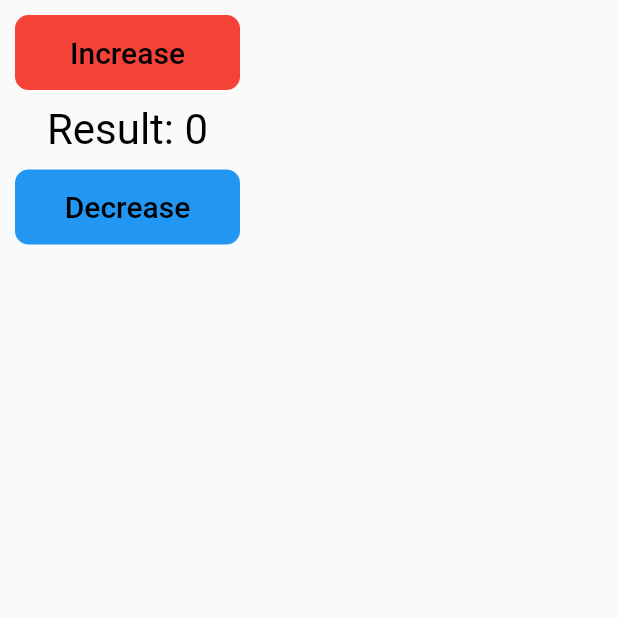
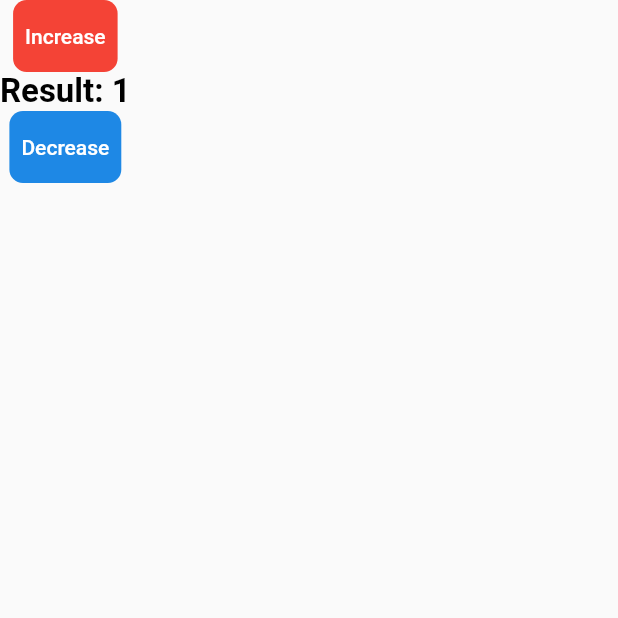
Before and after one commit to CamenRyder/Dart_App_with_Flutter, a Flutter app: the screen it shows after launch, after a tap on "Increase", on a phone screen of 412 x 824 dp, the top half of it. Run offline on Flutter 3.47's test engine with Material 2 defaults, Android fonts, the phone set to English and light mode, and no system bars; our stand-ins replace flutter_bloc.

Commit message:
update last version

```diff
--- a/lib/blocs/counter_bloc.dart
+++ b/lib/blocs/counter_bloc.dart
@@ -2,6 +2,8 @@ import 'package:counter/events/counter_even.dart';
 import 'package:flutter_bloc/flutter_bloc.dart';
 
 class CounterBloc extends Bloc<CounterEvent, int> {
+  CounterBloc(super.initialState);
+
   @override
   // TODO: implement initialState
   int get initialState => 0;
--- /dev/null
+++ b/lib/blocs/counter_blocc.dart
@@ -0,0 +1,23 @@
+import 'dart:async';
+
+import 'package:counter/counter_page.dart';
+
+class CounterBlocc {
+  StreamController _streamController = StreamController<int>.broadcast();
+  int index = 0;
+  Stream get CounterStream => _streamController.stream;
+
+  void increaseIndex() {
+    index = index + 1;
+    _streamController.sink.add(index);
+  }
+
+  void decreaseIndex() {
+    index = index - 1;
+    _streamController.sink.add(index);
+  }
+
+  void dispose() {
+    _streamController.close();
+  }
+}
--- a/lib/counter_page.dart
+++ b/lib/counter_page.dart
@@ -1,62 +1,58 @@
 import 'package:counter/blocs/counter_bloc.dart';
+import 'package:counter/blocs/counter_blocc.dart';
 import 'package:counter/events/counter_even.dart';
 import 'package:flutter/material.dart';
 import 'package:flutter_bloc/flutter_bloc.dart';
 
 class CounterPage extends StatelessWidget {
+  CounterBlocc _counterBloc = new CounterBlocc();
   @override
   Widget build(BuildContext context) {
     // TODO: implement build
     return Scaffold(
       body: SafeArea(
-        child: BlocBuilder<CounterBloc, int>(
-          builder: (context, state) {
+        child: StreamBuilder(
+            initialData: 0,
+            stream: _counterBloc.CounterStream,
+            builder: ((context, asynData) {
               return Column(
-              children: <Widget>[
+                children: [
                   Container(
-                  margin: EdgeInsets.all(10),
-                  width: 150,
                     decoration: BoxDecoration(
-                      borderRadius: BorderRadius.circular(9),
                         color: Colors.red,
-                      border: Border.all(color: Colors.red)),
+                        borderRadius: BorderRadius.circular(9)),
                     child: TextButton(
-                    onPressed: (() {
-                      print("tap tap");
-                      CounterBloc().add(CounterEvent.increment);
-                      print("Result: " + state.toString());
-                    }),
+                        onPressed: () {
+                          _counterBloc.increaseIndex();
+                        },
                         child: Text(
                           "Increase",
-                      style: TextStyle(color: Colors.black, fontSize: 20),
-                    ),
-                  ),
+                          style: TextStyle(color: Colors.white),
+                        )),
                   ),
                   Text(
-                  "Result: $state",
-                  style: TextStyle(color: Colors.black, fontSize: 28),
+                    "Result: ${asynData.data}",
+                    style: TextStyle(
+                        color: Colors.black,
+                        fontSize: 22,
+                        fontWeight: FontWeight.bold),
                   ),
                   Container(
-                  margin: EdgeInsets.all(10),
-                  width: 150,
                     decoration: BoxDecoration(
-                      borderRadius: BorderRadius.circular(9),
-                      color: Colors.blue,
-                      border: Border.all(color: Colors.blue)),
+                        color: Colors.blue[600],
+                        borderRadius: BorderRadius.circular(9)),
                     child: TextButton(
-                    onPressed: (() {
-                      CounterBloc().add(CounterEvent.decrement);
-                    }),
+                        onPressed: () {
+                          _counterBloc.decreaseIndex();
+                        },
                         child: Text(
                           "Decrease",
-                      style: TextStyle(color: Colors.black, fontSize: 20),
-                    ),
-                  ),
+                          style: TextStyle(color: Colors.white),
+                        )),
                   ),
                 ],
               );
-          },
-        ),
+            })),
       ),
     );
   }
--- a/lib/main.dart
+++ b/lib/main.dart
@@ -8,28 +8,12 @@ void main() {
 }
 
 class MyApp extends StatelessWidget {
-  // Stream<int> aStreamFunction() async* {
-  //   yield 2;
-  //   yield 18;
-  //   yield 20;
-  // }
-
   @override
   Widget build(BuildContext context) {
-    // final elemenst = this.aStreamFunction();
-    // elemenst.forEach(
-    //   (element) {
-
-    //   },
-    // );
-
-    // TODO: implement build
     return MaterialApp(
         title: "Counter App chu gi nua!",
         home: Center(
-            child: BlocProvider<CounterBloc>(
-          create: (context) => CounterBloc(),
           child: CounterPage(),
-        )));
+        ));
   }
 }
```
Lines whose indentation alone changed are shown as unchanged.
